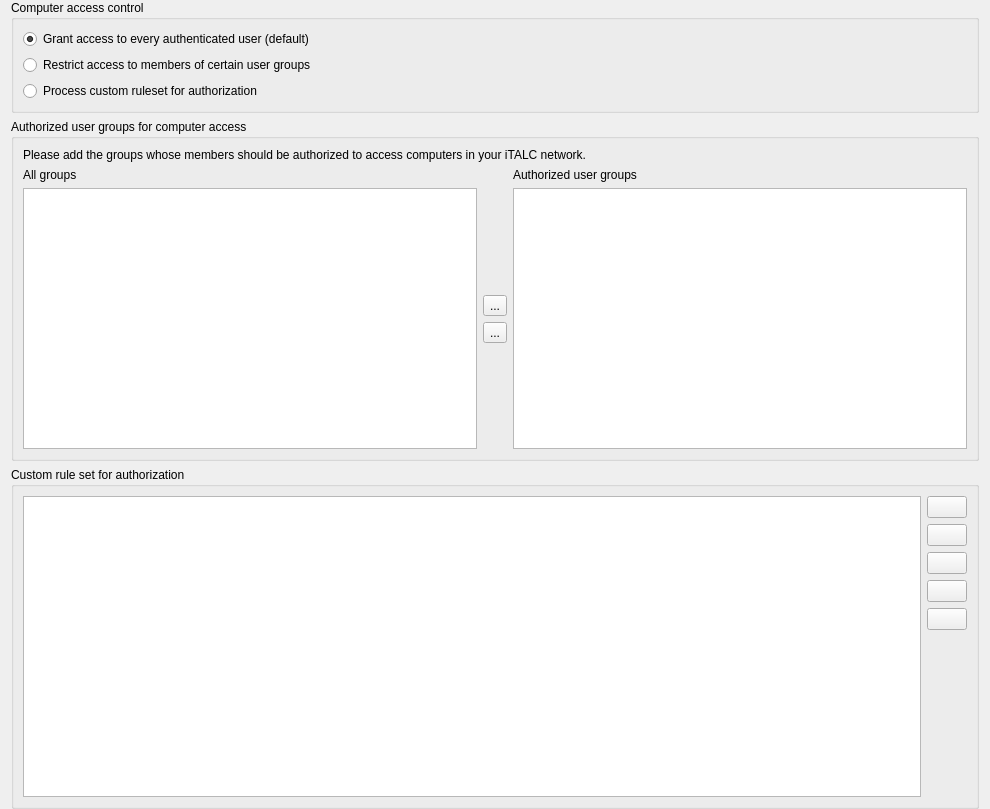
Old version of the form imc/Forms/PageAccessControl.ui in the repository veyon/veyon.
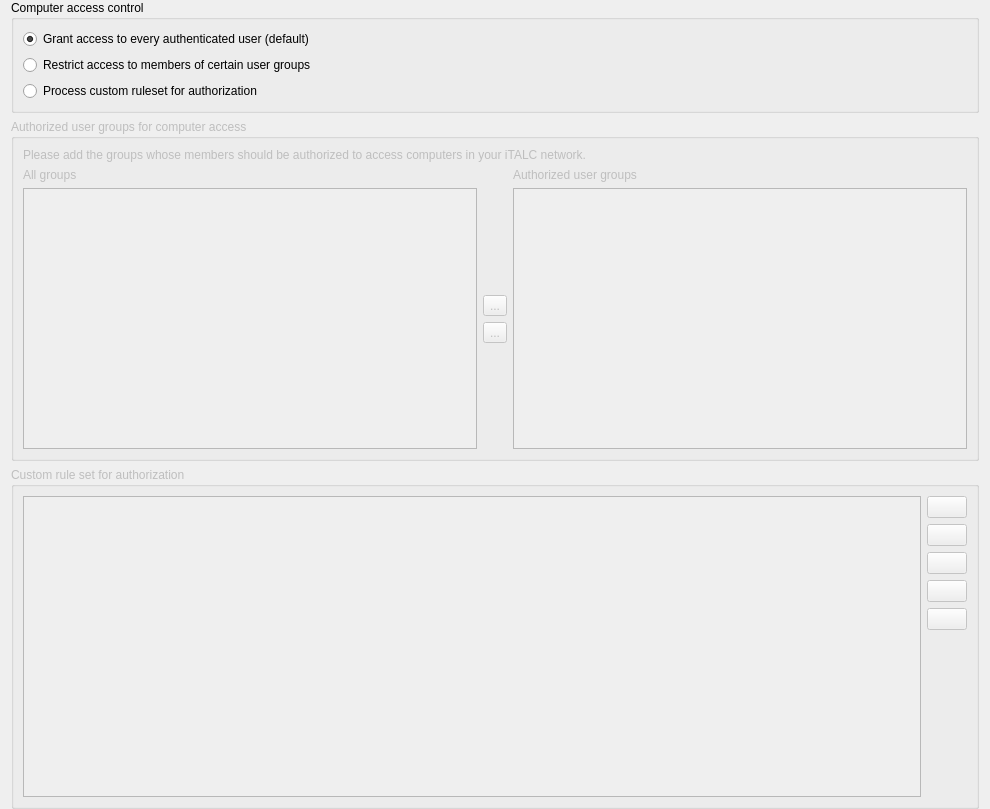
New version of the form. Icons and pictures are not drawn.

Commit message: IMC/PageAccessControl: only enable groupboxes when appropriate

```diff
--- a/imc/Forms/PageAccessControl.ui
+++ b/imc/Forms/PageAccessControl.ui
@@ -54,7 +54,10 @@
     </widget>
    </item>
    <item>
-    <widget class="QGroupBox" name="groupBox_20">
+    <widget class="QGroupBox" name="authorizedGroupsComboBox">
+     <property name="enabled">
+      <bool>false</bool>
+     </property>
      <property name="title">
       <string>Authorized user groups for computer access</string>
      </property>
@@ -159,7 +162,10 @@
     </widget>
    </item>
    <item>
-    <widget class="QGroupBox" name="groupBox_21">
+    <widget class="QGroupBox" name="customAuthorizationRuleSetComboBox">
+     <property name="enabled">
+      <bool>false</bool>
+     </property>
      <property name="title">
       <string>Custom rule set for authorization</string>
      </property>
```
Left out of the diff: 44 changed lines with no effect on the pictures.
